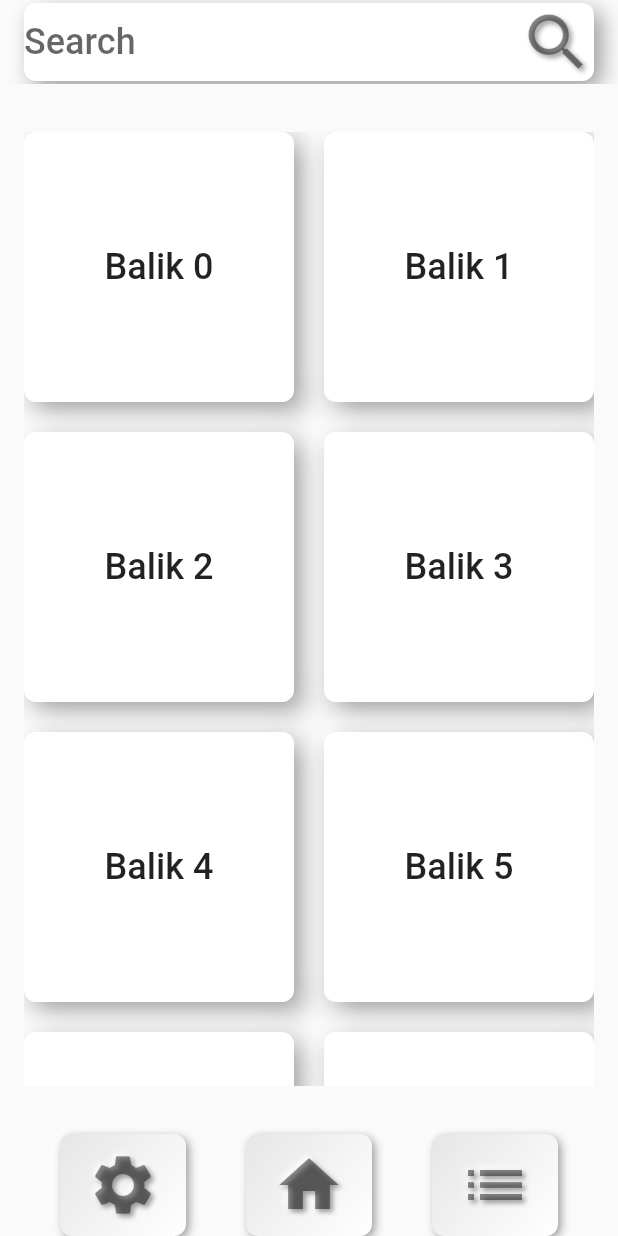
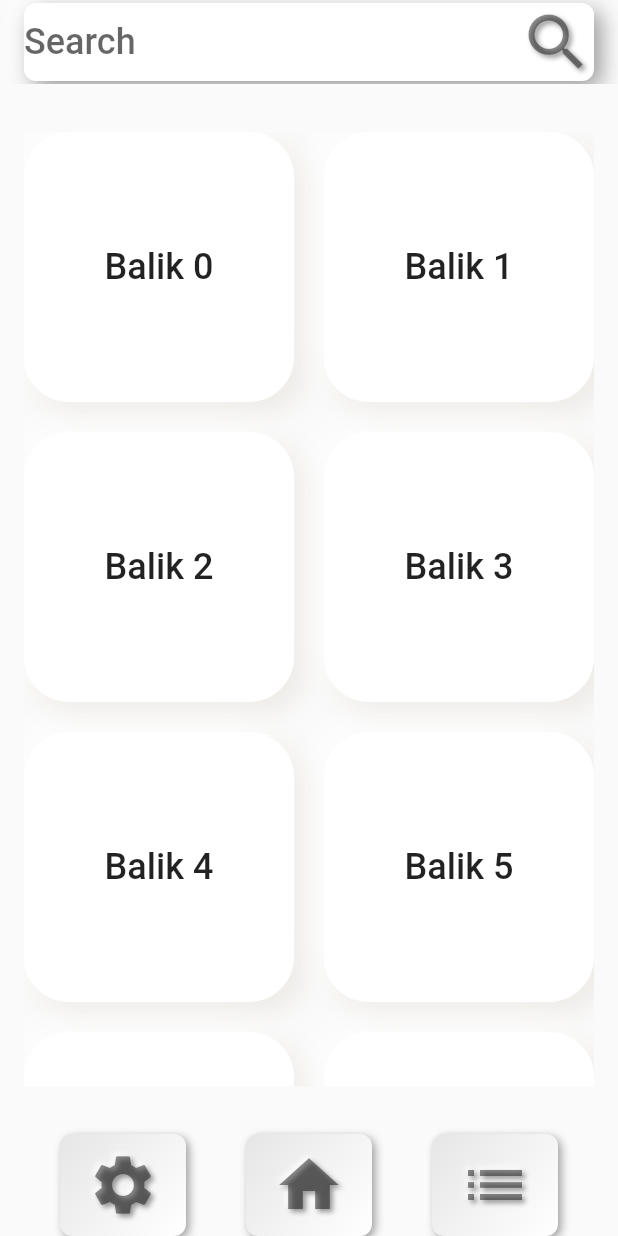
Before and after one commit to ferhatosanoglu/Karatay, a Flutter app: the screen it shows after launch, on a phone screen of 412 x 824 dp. Run offline on Flutter 3.47's test engine with Material 2 defaults, Android fonts, the phone set to English and light mode, and no system bars; drawn by our look-alikes of flutter_neumorphic.

Commit message:
Refactor: Rounded Border Card Design

```diff
--- a/lib/pages/SearchPage.dart
+++ b/lib/pages/SearchPage.dart
@@ -53,15 +53,46 @@ class _SearchPageState extends State<SearchPage> {
     );
   }
 
-  Neumorphic neuCardDesign(int i, TextStyle yaziStil) {
-    return Neumorphic(
+  Widget neuCardDesign(int i, TextStyle yaziStil) {
+    // return Card(
+    //   shape: RoundedRectangleBorder(
+    //     borderRadius: BorderRadius.circular(16),
+    //   ),
+    //   child: Center(
+    //     child: Text(
+    //       "Balik $i",
+    //       style: yaziStil,
+    //     ),
+    //   ),
+    // );
+    return Container(
+      decoration: BoxDecoration(
+        borderRadius: const BorderRadius.all(
+          const Radius.circular(30),
+        ),
+        border: Border.all(
+          color: const Color.fromRGBO(255, 255, 255, 1),
+        ),
+        color: Colors.white,
+        boxShadow: const <BoxShadow>[
+          BoxShadow(
+            color: Color.fromRGBO(217, 210, 200, 0.51),
+            offset: Offset(6, 6),
+            blurRadius: 16,
+          ),
+          BoxShadow(
+            color: Color.fromRGBO(255, 255, 255, 0.83),
+            offset: Offset(-6, -6),
+            blurRadius: 16,
+          ),
+        ],
+      ),
       child: Center(
         child: Text(
           "Balik $i",
           style: yaziStil,
         ),
       ),
-      style: NeumorphicStyle(depth: 12, color: Colors.white),
     );
   }
 
```
